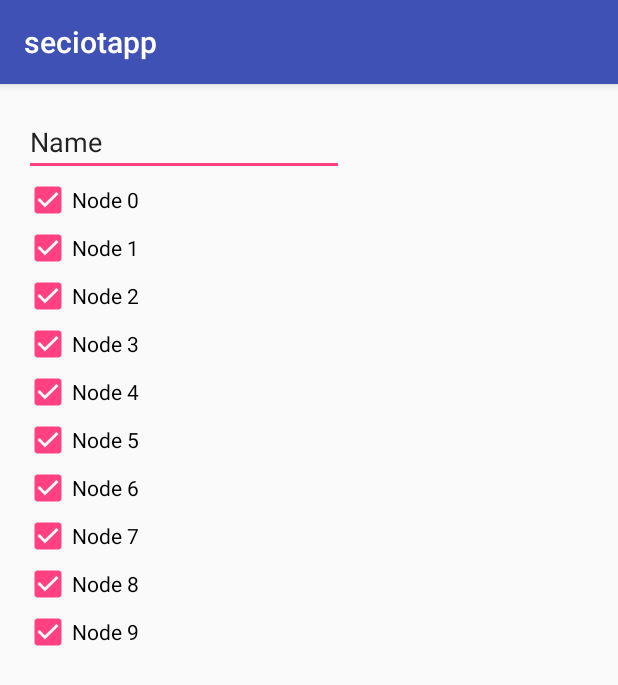
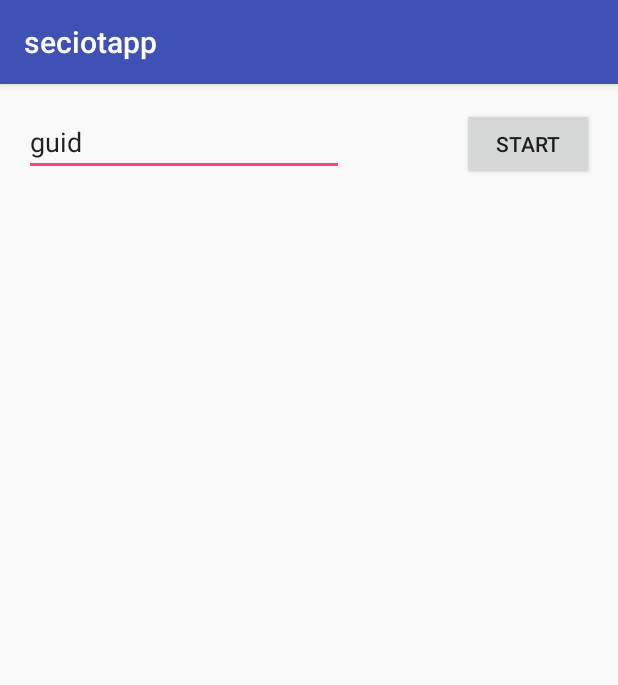
Before and after one commit to aakatz3/seciot, an Android app: the screen it shows after launch (MainActivity), on a phone screen of 412 x 824 dp. Shown: the top 685 px of the screen. Run offline under Robolectric (Android 15) with nearby library versions, the light colour scheme and no system bars; pictures from the network do not load; 2 statements that could not run were skipped.

Commit message:
working app

```diff
--- a/seciotapp/app/src/main/java/com/aakportfolio/aakatz3/seciotapp/MainActivity.java
+++ b/seciotapp/app/src/main/java/com/aakportfolio/aakatz3/seciotapp/MainActivity.java
@@ -1,20 +1,40 @@
 package com.aakportfolio.aakatz3.seciotapp;
 
+import android.annotation.SuppressLint;
+import android.content.Context;
 import android.content.SharedPreferences;
+import android.provider.Settings;
 import android.support.v7.app.AppCompatActivity;
 import android.os.Bundle;
+import android.util.Log;
+import android.view.KeyEvent;
+import android.view.View;
+import android.view.inputmethod.EditorInfo;
+import android.widget.Button;
 import android.widget.CheckBox;
 import android.widget.CompoundButton;
 import android.widget.EditText;
 import android.widget.LinearLayout;
 import android.preference.PreferenceManager;
+import android.widget.TextView;
 import android.widget.Toast;
 
-public class MainActivity extends AppCompatActivity {
+import org.json.JSONArray;
+import org.json.JSONException;
+import org.json.JSONObject;
+
+import java.lang.reflect.Array;
+import java.util.ArrayList;
+
+public class MainActivity extends AppCompatActivity implements View.OnClickListener, seciot.SecIOTPollCompleteListener{
 
     LinearLayout controlLayout;
-    EditText guid;
+    EditText guid_text;
+    Button guid_submit;
     SharedPreferences prefs;
+    String guid;
+
+    SecureAPI secureAPI;
 
     seciot foobar;
 
@@ -23,34 +43,85 @@ public class MainActivity extends AppCompatActivity {
         super.onCreate(savedInstanceState);
         setContentView(R.layout.activity_main);
 
-        prefs = PreferenceManager.getDefaultSharedPreferences(this);
+        prefs = getPreferences(Context.MODE_PRIVATE);
+        secureAPI = SecureAPI.getInstance(this);
+
+        guid = prefs.getString("guid", null);
+
+        foobar = new seciot(guid, secureAPI, this);
+
 
         controlLayout = (LinearLayout) findViewById(R.id.control_layout);
+        guid_submit = (Button)findViewById(R.id.guid_submit);
+        guid_submit.setOnClickListener(this);
+        guid_text = (EditText) findViewById(R.id.editText);
+        guid_text.setOnEditorActionListener(new TextView.OnEditorActionListener() {
+            @Override
+            public boolean onEditorAction(TextView v, int actionId, KeyEvent event) {
+                if(actionId == EditorInfo.IME_ACTION_DONE){
+                    guid_submit.performClick();
+                    return true;
+                }
+                return false;
+            }
+        });
 
-        SecureAPI secureAPI = SecureAPI.getInstance(this);
+        if(guid != null){
+            guid_text.setText(guid);
+            try {
+                foobar.pollState(this);
+            } catch (Exception ex){
+                ex.printStackTrace();
+            }
+        }
+    }
 
-        foobar = new seciot(prefs.getString("guid", "sfasdasdfa"), secureAPI);
-        int count = 0;
+
+
+    public void performUpdate(){
+        controlLayout.removeAllViews();
+
+
         for(iotnode n : foobar.getNodes()){
             CheckBox cb = new CheckBox(this);
             n.index = foobar.getNodes().indexOf(n);
             cb.setText(n.toString());
             cb.setChecked(n.getState());
-            //final int idx = n.index;
+            final int idx = n.index;
             cb.setOnCheckedChangeListener(new CompoundButton.OnCheckedChangeListener() {
                 @Override
                 public void onCheckedChanged(CompoundButton buttonView, boolean isChecked) {
                     //foobar.setState(idx, isChecked);
+                    Log.d("box", ""+idx);
+                    try {
+                        foobar.setState(idx, isChecked);
+                        foobar.pushState();
+                    } catch (Exception e) {
+                        e.printStackTrace();
+                    }
                     Toast.makeText(getApplicationContext(), buttonView.getText(), Toast.LENGTH_SHORT).show();
                 }
             });
-            count++;
-            try {
-                foobar.pollState();
-            } catch (Exception ex){
-                ex.printStackTrace();
-            }
             controlLayout.addView(cb);
         }
     }
+
+    @SuppressLint("CommitPrefEdits")
+    @Override
+    public void onClick(View v) {
+        switch(v.getId()){
+            case R.id.guid_submit:
+                guid = guid_text.getText().toString();
+                prefs.edit().putString("guid",guid).commit();
+                foobar.updateGuid(guid);
+                try {
+                    foobar.pollState(this);
+                } catch (Exception ex){
+                    ex.printStackTrace();
+                }
+                break;
+            default:
+                Toast.makeText(this, "Not Implemented", Toast.LENGTH_SHORT).show();
+        }
+    }
 }
--- a/seciotapp/app/src/main/java/com/aakportfolio/aakatz3/seciotapp/iotnode.java
+++ b/seciotapp/app/src/main/java/com/aakportfolio/aakatz3/seciotapp/iotnode.java
@@ -6,9 +6,20 @@ package com.aakportfolio.aakatz3.seciotapp;
 
 class iotnode {
     int index;
-    private String friendlyName;
+    String friendlyName;
+    boolean state;
+
+    public iotnode(int index, String friendlyName, boolean state){
+        this.state = state;
+        this.index = index;
+        this.friendlyName = friendlyName;
+    }
+
     boolean getState(){
-        return true;
+        return state;
+    }
+    void setState(boolean state){
+        this.state = state;
     }
 
     public String toString(){
--- a/seciotapp/app/src/main/res/layout/activity_main.xml
+++ b/seciotapp/app/src/main/res/layout/activity_main.xml
@@ -13,12 +13,14 @@
     <EditText
         android:layout_width="wrap_content"
         android:layout_height="wrap_content"
-        android:inputType="textPersonName"
-        android:text="Name"
+        android:inputType="text"
+        android:text="guid"
         android:ems="10"
         android:id="@+id/editText"
         android:layout_alignParentLeft="true"
-        android:layout_alignParentStart="true" />
+        android:layout_alignParentStart="true"
+        android:layout_toLeftOf="@+id/button"
+        android:layout_toStartOf="@+id/button" />
 
     <ScrollView
         android:layout_width="match_parent"
@@ -30,4 +32,13 @@
         android:id="@+id/control_layout"
         android:orientation="vertical" />
     </ScrollView>
+
+    <Button
+        android:text="Start"
+        android:layout_width="wrap_content"
+        android:layout_height="wrap_content"
+        android:layout_alignParentTop="true"
+        android:layout_alignParentRight="true"
+        android:layout_alignParentEnd="true"
+        android:id="@+id/guid_submit" />
 </RelativeLayout>
```
Also changed, not shown: seciotapp/app/src/main/java/com/aakportfolio/aakatz3/seciotapp/SecureAPI.java (+18 -3 lines), seciotapp/app/src/main/java/com/aakportfolio/aakatz3/seciotapp/seciot.java (+124 -17 lines).
